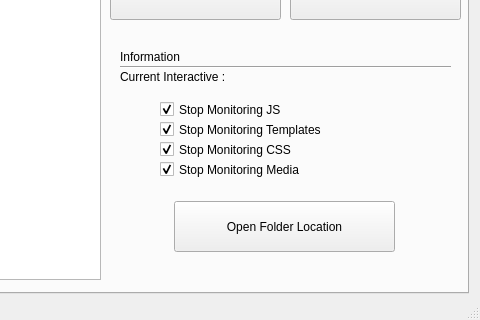
First picture: the form in mainwindow.ui, repository vihangpatel/WatchDog2, before the edit; both pictures show x 312 to 792 and y 173 to 493 of the 792 by 493 pixel window.
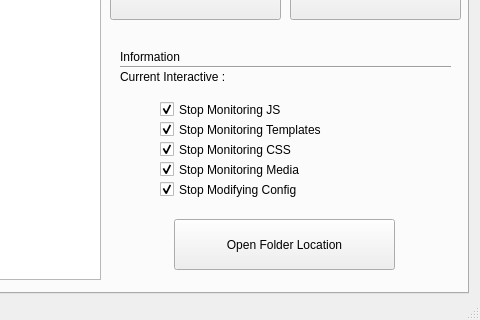
Second picture: the form after the edit. The open tabs and pages were chosen to show the change. Icons and pictures are not drawn.

Commit message: Provide option to stop modification of the config files.

The edit to the form file:
```diff
--- a/mainwindow.ui
+++ b/mainwindow.ui
@@ -195,7 +195,7 @@
        <rect>
         <x>460</x>
         <y>200</y>
-        <width>181</width>
+        <width>301</width>
         <height>21</height>
        </rect>
       </property>
@@ -215,7 +215,7 @@
        <rect>
         <x>460</x>
         <y>220</y>
-        <width>181</width>
+        <width>301</width>
         <height>21</height>
        </rect>
       </property>
@@ -235,7 +235,7 @@
        <rect>
         <x>460</x>
         <y>240</y>
-        <width>181</width>
+        <width>301</width>
         <height>21</height>
        </rect>
       </property>
@@ -255,7 +255,7 @@
        <rect>
         <x>460</x>
         <y>260</y>
-        <width>181</width>
+        <width>301</width>
         <height>21</height>
        </rect>
       </property>
@@ -274,7 +274,7 @@
       <property name="geometry">
        <rect>
         <x>474</x>
-        <y>302</y>
+        <y>320</y>
         <width>221</width>
         <height>51</height>
        </rect>
@@ -283,6 +283,26 @@
        <string>Open Folder Location</string>
       </property>
      </widget>
+     <widget class="QCheckBox" name="cb_stopConfigModification">
+      <property name="geometry">
+       <rect>
+        <x>460</x>
+        <y>280</y>
+        <width>301</width>
+        <height>21</height>
+       </rect>
+      </property>
+      <property name="text">
+       <string>Stop Modifying Config</string>
+      </property>
+      <property name="icon">
+       <iconset resource="resources.qrc">
+        <normaloff>:/images/lock-48.png</normaloff>:/images/lock-48.png</iconset>
+      </property>
+      <property name="checked">
+       <bool>true</bool>
+      </property>
+     </widget>
     </widget>
     <widget class="QWidget" name="tab_2">
      <attribute name="icon">
```
Left out of the diff: 2 changed lines with no effect on the pictures. The commit also changes 6 other files.
